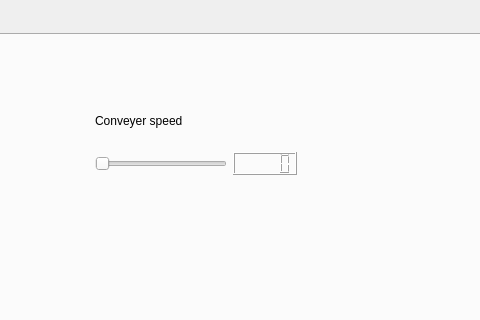
Above: production_line_ui/mainwindow.ui from heidikrisse/ProductionLineUi before the change; both pictures show x 686 to 1166 and y 0 to 320 of the 1257 by 711 pixel window. Below: the same form after it.
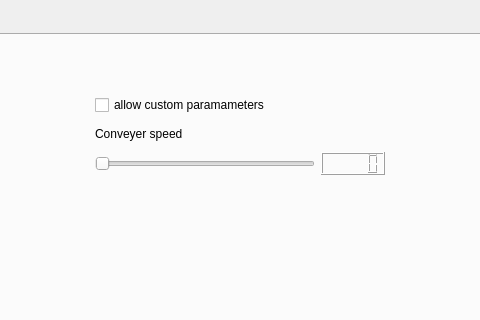
That is the form after the change. Icons and pictures are not drawn.

Commit message: added checkbox for custom parameters

Patch:
```diff
--- a/production_line_ui/mainwindow.ui
+++ b/production_line_ui/mainwindow.ui
@@ -63,15 +63,22 @@
          <rect>
           <x>770</x>
           <y>60</y>
-          <width>202</width>
+          <width>290</width>
           <height>80</height>
          </rect>
         </property>
         <layout class="QGridLayout" name="gridLayout">
-         <item row="1" column="1">
+         <item row="2" column="1">
           <widget class="QLCDNumber" name="lcdNumber"/>
          </item>
          <item row="1" column="0">
+          <widget class="QLabel" name="speed_label">
+           <property name="text">
+            <string>Conveyer speed</string>
+           </property>
+          </widget>
+         </item>
+         <item row="2" column="0">
           <widget class="QSlider" name="conveyer_units_per_minute_slider">
            <property name="maximum">
             <number>600</number>
@@ -82,9 +89,9 @@
           </widget>
          </item>
          <item row="0" column="0">
-          <widget class="QLabel" name="speed_label">
+          <widget class="QCheckBox" name="Allow_custom_params">
            <property name="text">
-            <string>Conveyer speed</string>
+            <string>allow custom paramameters</string>
            </property>
           </widget>
          </item>
```
The commit also changes 2 other files.
